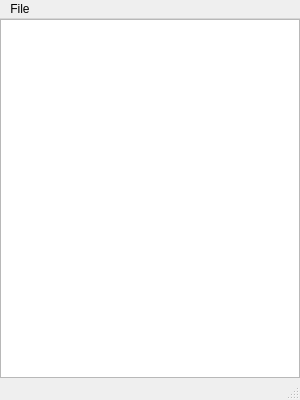
PeeKayChonkster/QtNanotubeAnalysis, file console.ui: the form before one commit.
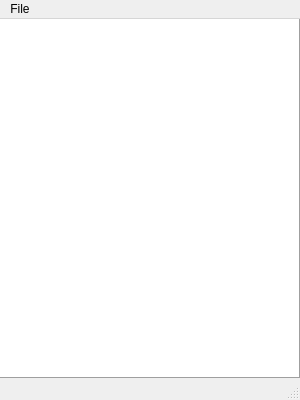
The form after the commit.

Commit message: Add canceling analysis functionality; Change textBrowser to textEdit in Console

Diff of the .ui file:
```diff
--- a/console.ui
+++ b/console.ui
@@ -34,12 +34,12 @@
      <number>0</number>
     </property>
     <item>
-     <widget class="QTextBrowser" name="textBrowser">
-      <property name="enabled">
-       <bool>true</bool>
+     <widget class="QTextEdit" name="textEdit">
+      <property name="frameShape">
+       <enum>QFrame::Panel</enum>
       </property>
-      <property name="autoFillBackground">
-       <bool>false</bool>
+      <property name="frameShadow">
+       <enum>QFrame::Raised</enum>
       </property>
      </widget>
     </item>
```
The commit also changes 6 other files.
